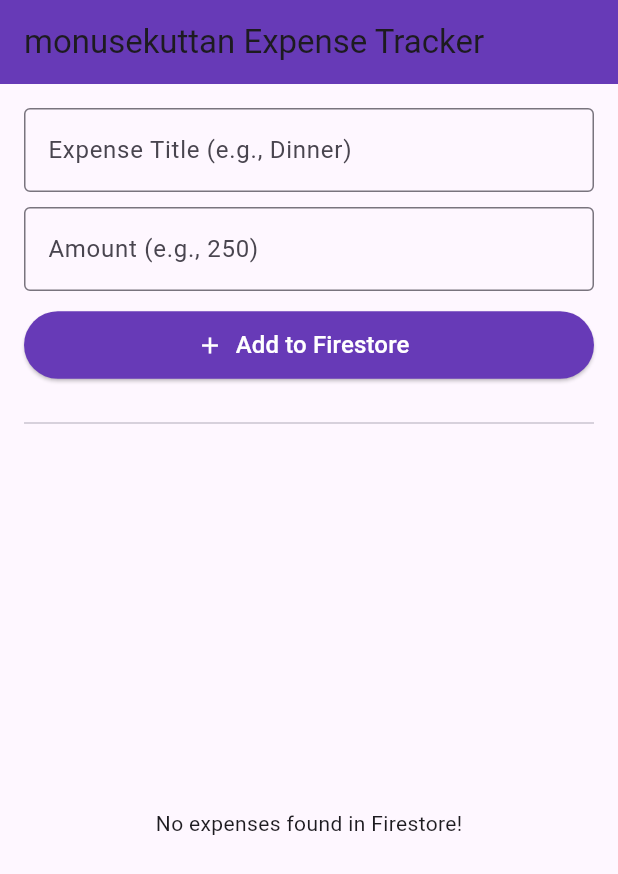
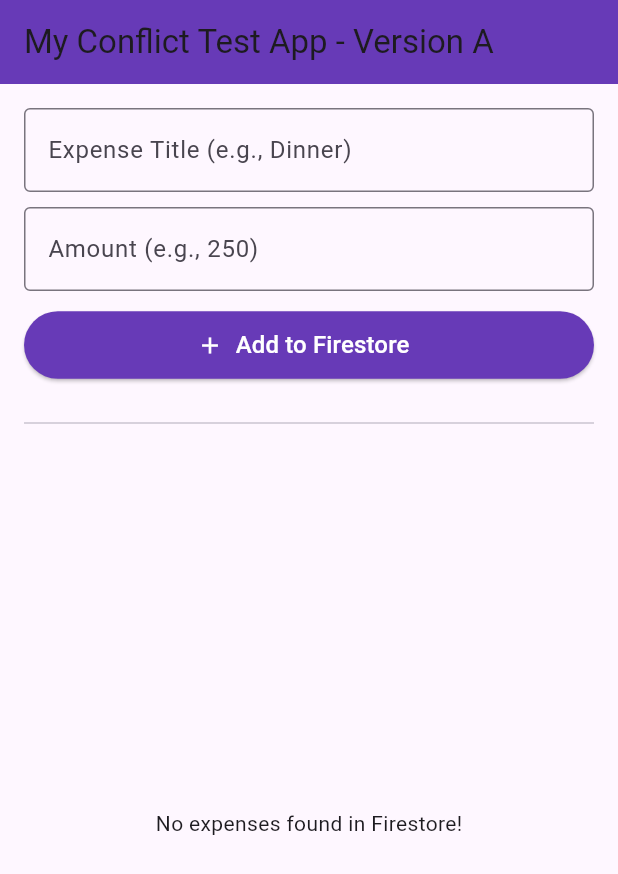
Before and after one commit to mufi10-tec/monus_try, a Flutter app: the screen it shows after launch, on a phone screen of 412 x 824 dp. Shown: the top 874 px of the screen. Run offline on Flutter 3.47's test engine with Material 3 defaults, Android fonts, the phone set to English and light mode, and no system bars; our stand-ins replace cloud_firestore, cloud_functions, firebase_auth, firebase_core, firebase_database, pie_chart; accounts and stored records are empty.

Commit message:
update title to version A

```diff
--- a/lib/main.dart
+++ b/lib/main.dart
@@ -55,7 +55,7 @@
   Widget build(BuildContext context) {
     return Scaffold(
       appBar: AppBar(
-        title: const Text('monusekuttan Expense Tracker'),
+        title: const Text('My Conflict Test App - Version A'),
         backgroundColor: Colors.deepPurple,
       ),
       body: Padding(
```
